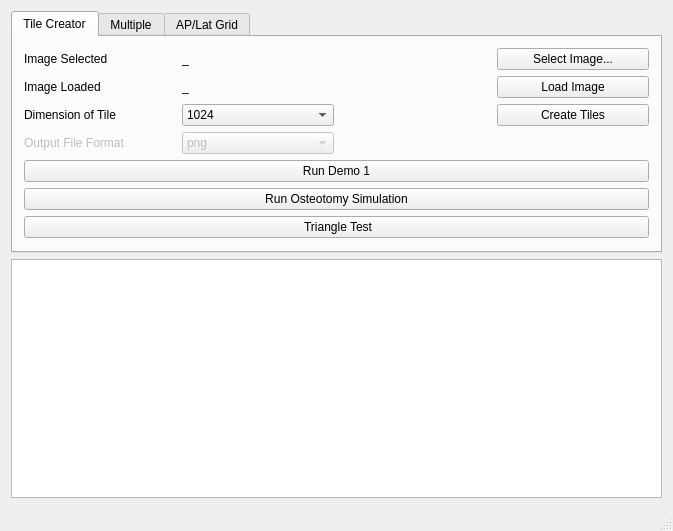
Old version of the form qt-demo/image-gl/mainwindow.ui in the repository gitter-badger/image-gl.
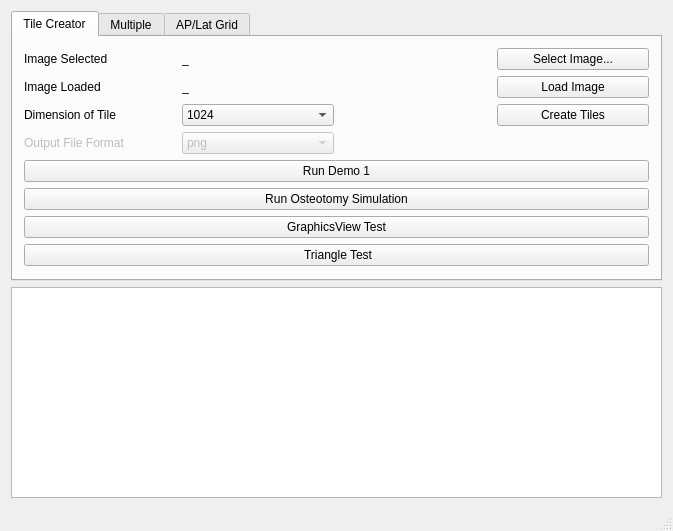
New version of the form.

Diff of the .ui file:
```diff
--- a/qt-demo/image-gl/mainwindow.ui
+++ b/qt-demo/image-gl/mainwindow.ui
@@ -179,6 +179,13 @@
           </property>
          </widget>
         </item>
+        <item>
+         <widget class="QPushButton" name="pushButtonGraphicsView">
+          <property name="text">
+           <string>GraphicsView Test</string>
+          </property>
+         </widget>
+        </item>
         <item>
          <widget class="QPushButton" name="pushButton">
           <property name="text">
```
